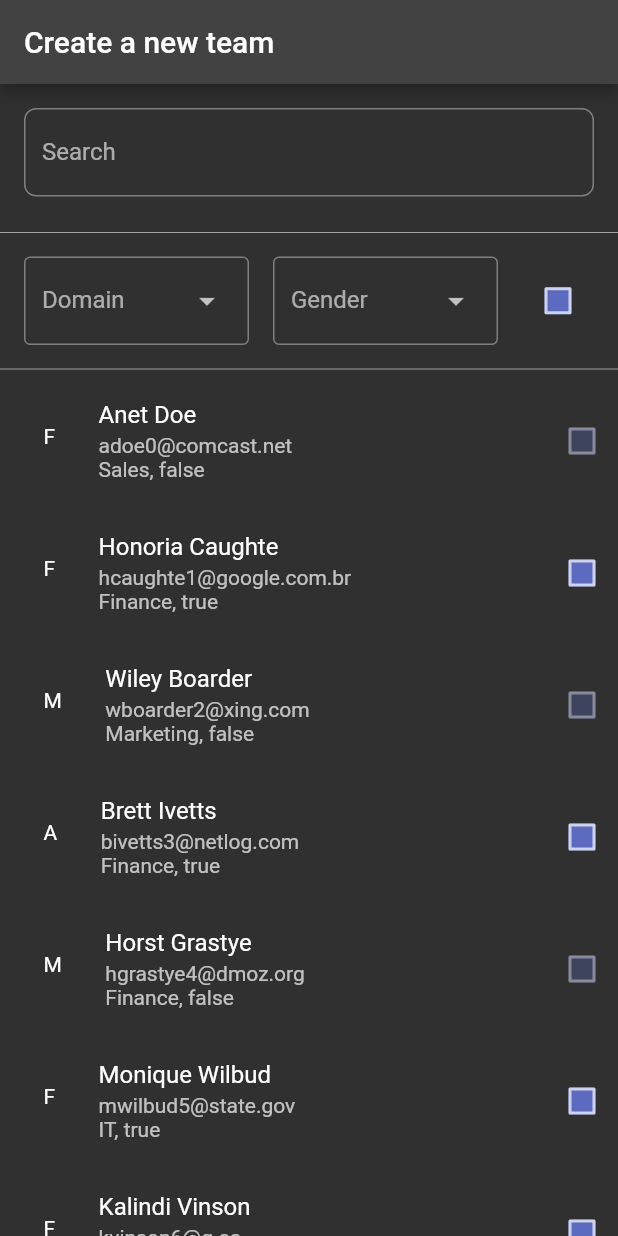
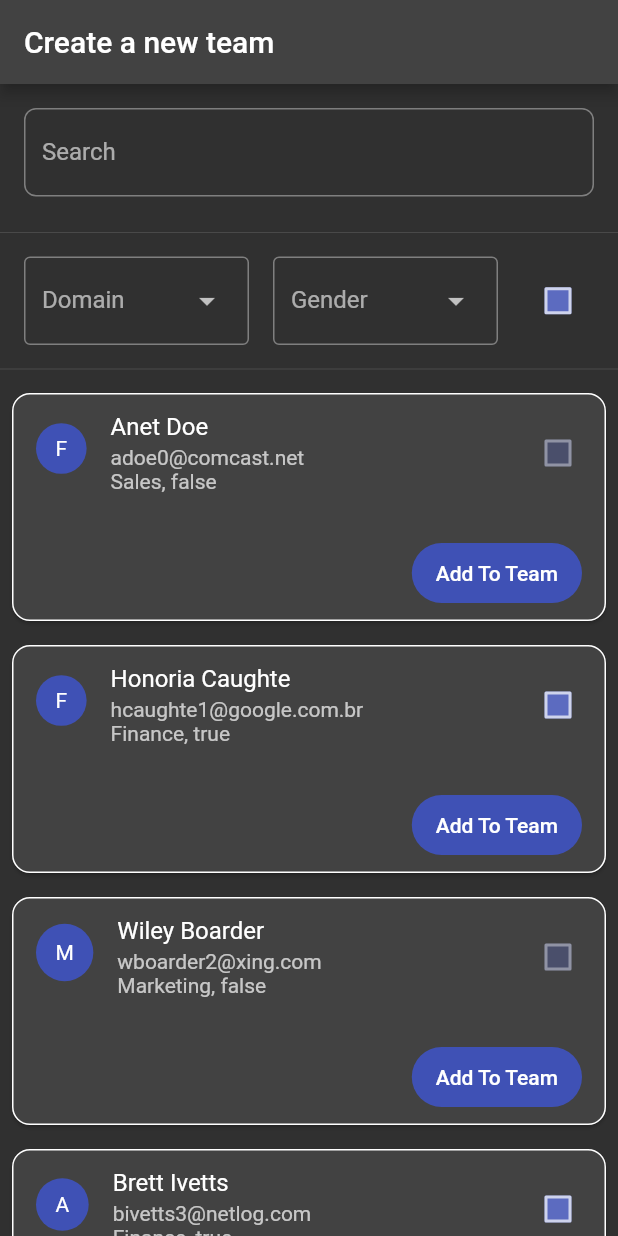
Before and after one commit to notAxion/team_formation, a Flutter app: the screen it shows after launch, on a phone screen of 412 x 824 dp. Run offline on Flutter 3.47's test engine with Material 2 defaults, Android fonts, the phone set to English and light mode, and no system bars.

Commit message:
feat(card): starting to bulid the card like layout for each member

```diff
--- a/lib/search_teams.dart
+++ b/lib/search_teams.dart
@@ -61,9 +61,9 @@ class _SearchTeamsState extends State<SearchTeams> {
         child: Column(
           children: [
             _searchBar(),
-            Divider(color: Colors.grey),
+            Divider(),
             _searchFilters(),
-            Divider(color: Colors.grey),
+            Divider(),
             _showTeamList(),
             _showOnSelection(),
           ],
@@ -207,22 +207,34 @@ class _SearchTeamsState extends State<SearchTeams> {
 
   Widget _teamCard(int index) {
     final TeamModel team = teams?[index] ?? TeamModel.errorModel();
-    return ListTile(
+    return Card(
+      shape: RoundedRectangleBorder(
+        side: BorderSide(
+          color: Theme.of(context).colorScheme.outline,
+        ),
+        borderRadius: BorderRadius.circular(12),
+      ),
+      margin: const EdgeInsets.all(8.0),
+      child: Column(
+        mainAxisSize: MainAxisSize.min,
+        children: [
+          ListTile(
             selectedColor: Theme.of(context).textSelectionTheme.selectionColor,
-      contentPadding: EdgeInsets.zero,
+            contentPadding: EdgeInsets.symmetric(horizontal: 8.0),
             isThreeLine: true,
             leading: Container(
-        margin: EdgeInsets.only(left: 16.0),
+              margin: EdgeInsets.only(left: 8.0),
               padding: EdgeInsets.all(13.0),
               decoration: const BoxDecoration(
                 shape: BoxShape.circle,
+                color: Colors.indigo,
               ),
               child: Text(team.gender.sexuality.characters.first.toUpperCase()),
             ),
             selected: TeamAdded[team.id]!,
             title: Text("${team.firstName} ${team.lastName}"),
-      subtitle:
-          Text("${team.email}\n${team.domain.domainName}, ${team.available}"),
+            subtitle: Text(
+                "${team.email}\n${team.domain.domainName}, ${team.available}"),
             trailing: Checkbox(
               onChanged: (!team.available)
                   ? null
@@ -243,6 +255,21 @@ class _SearchTeamsState extends State<SearchTeams> {
                       }
                     },
               value: TeamAdded[team.id],
+            ),
+          ),
+          _addToTeamButton(team),
+        ],
+      ),
+    );
+  }
+
+  Widget _addToTeamButton(TeamModel team) {
+    return Container(
+      margin: EdgeInsets.symmetric(horizontal: 16.0, vertical: 8.0),
+      alignment: Alignment.centerRight,
+      child: FilledButton(
+        child: const Text("Add To Team"),
+        onPressed: () {},
       ),
     );
   }
```
Lines whose indentation alone changed are shown as unchanged.
